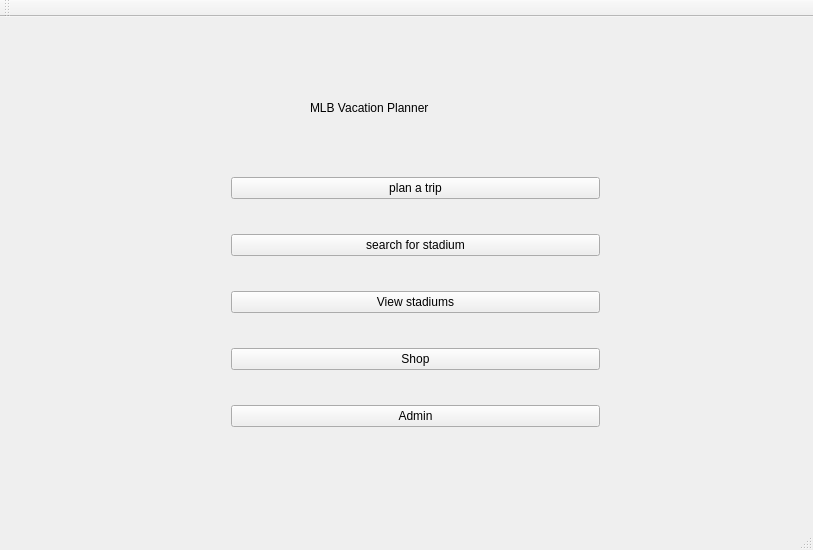
Qt form cs1dproject/mainwindow.ui (AustinVaday/CS1D-Class-Project-2) before a commit.
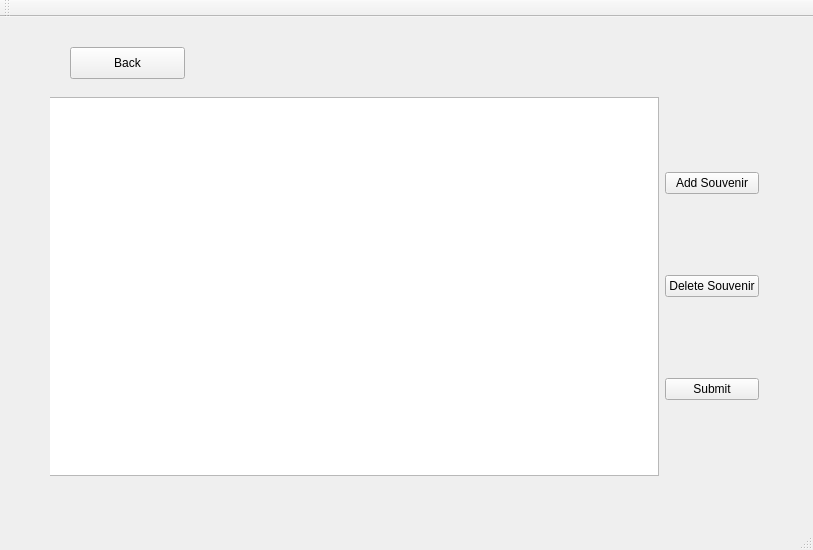
The same form after that commit. The open tabs and pages were chosen to show the change.

```diff
--- a/cs1dproject/mainwindow.ui
+++ b/cs1dproject/mainwindow.ui
@@ -2076,6 +2076,61 @@
       </property>
      </widget>
     </widget>
+    <widget class="QWidget" name="page_addSouvenir">
+     <widget class="QWidget" name="horizontalLayoutWidget">
+      <property name="geometry">
+       <rect>
+        <x>-21</x>
+        <y>39</y>
+        <width>741</width>
+        <height>401</height>
+       </rect>
+      </property>
+      <layout class="QHBoxLayout" name="horizontalLayout_adminSouvenirL1">
+       <item>
+        <widget class="QTableView" name="tableView_adminSouviner"/>
+       </item>
+       <item>
+        <layout class="QVBoxLayout" name="verticalLayout_adminSouvenirL2">
+         <item>
+          <widget class="QPushButton" name="pushButton_admin_addSouvenir">
+           <property name="text">
+            <string>Add Souvenir</string>
+           </property>
+          </widget>
+         </item>
+         <item>
+          <widget class="QPushButton" name="pushButton_admin_deleteSouvenir">
+           <property name="text">
+            <string>Delete Souvenir</string>
+           </property>
+          </widget>
+         </item>
+         <item>
+          <widget class="QPushButton" name="pushButton_admin_submit">
+           <property name="text">
+            <string>Submit</string>
+           </property>
+          </widget>
+         </item>
+        </layout>
+       </item>
+      </layout>
+     </widget>
+     <widget class="QPushButton" name="pushButton_back_manageSouvenir">
+      <property name="geometry">
+       <rect>
+        <x>20</x>
+        <y>0</y>
+        <width>115</width>
+        <height>32</height>
+       </rect>
+      </property>
+      <property name="text">
+       <string>Back</string>
+      </property>
+     </widget>
+    </widget>
    </widget>
   </widget>
   <widget class="QMenuBar" name="menuBar">
```
Left out of the diff: 27 changed lines with no effect on the pictures.
